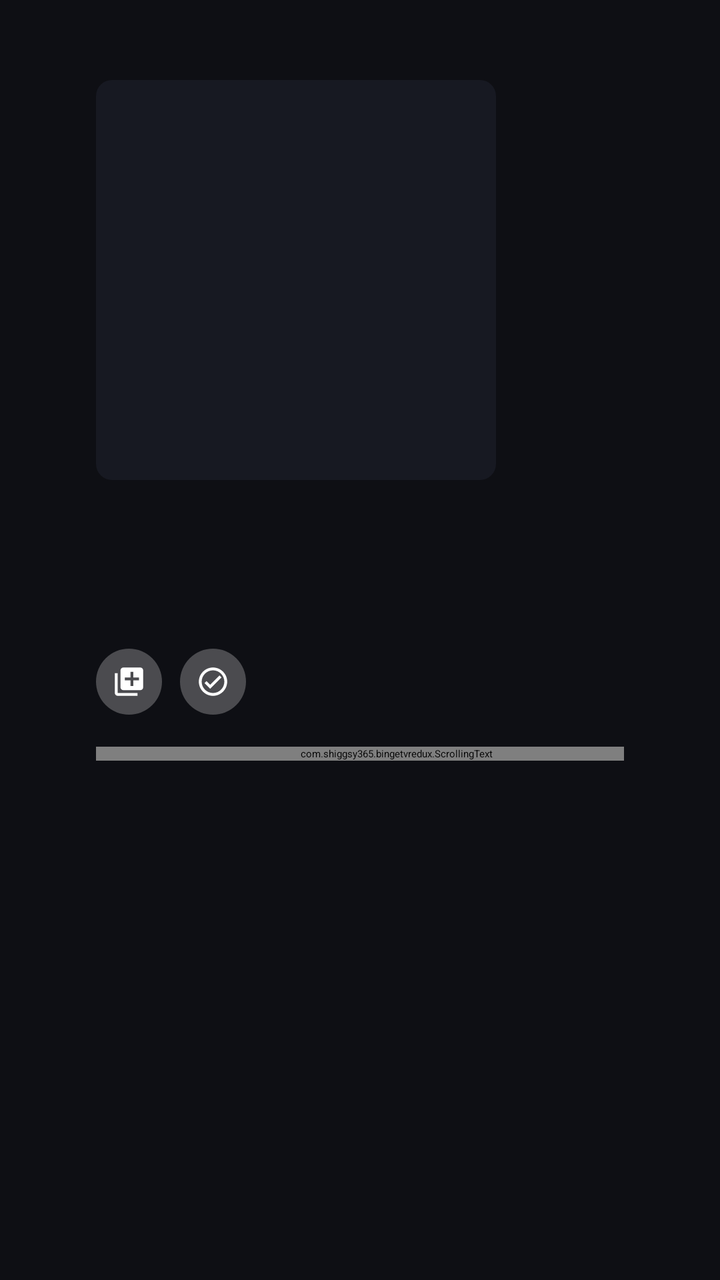
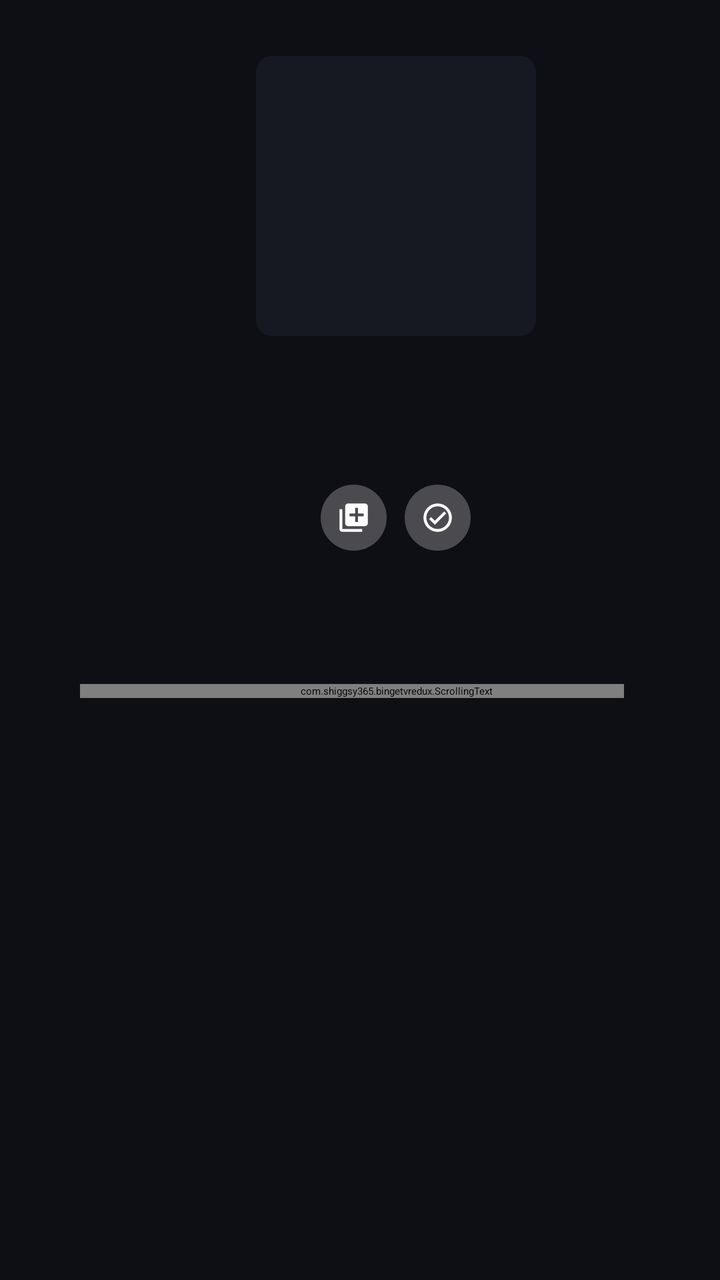

Two renders of the same Android screen: before a commit and after it. Below are the layout's source before the change and the commit's diff.
<!-- AndroidManifest.xml: application theme Theme.Leanback -->
<!-- res/layout/podcast_activity.xml -->
<?xml version="1.0" encoding="utf-8"?>
<FrameLayout xmlns:android="http://schemas.android.com/apk/res/android"
    android:layout_width="match_parent"
    android:layout_height="match_parent"
    android:background="@color/guide_background">

    <ImageView
        android:id="@+id/backdrop"
        android:layout_width="match_parent"
        android:layout_height="match_parent"
        android:alpha="0.25"
        android:importantForAccessibility="no"
        android:scaleType="centerCrop" />

    <LinearLayout
        android:layout_width="match_parent"
        android:layout_height="match_parent"
        android:orientation="horizontal"
        android:paddingStart="@dimen/screen_margin"
        android:paddingTop="40dp"
        android:paddingEnd="@dimen/screen_margin">

        <LinearLayout
            android:layout_width="300dp"
            android:layout_height="match_parent"
            android:orientation="vertical">

            <ImageView
                android:id="@+id/artwork"
                android:layout_width="200dp"
                android:layout_height="200dp"
                android:background="@drawable/card_placeholder"
                android:importantForAccessibility="no"
                android:scaleType="centerCrop" />

            <TextView
                android:id="@+id/title"
                android:layout_width="match_parent"
                android:layout_height="wrap_content"
                android:layout_marginTop="16dp"
                android:ellipsize="end"
                android:fontFamily="sans-serif-medium"
                android:maxLines="2"
                android:textColor="#FFFFFFFF"
                android:textSize="22sp" />

            <TextView
                android:id="@+id/author"
                android:layout_width="match_parent"
                android:layout_height="wrap_content"
                android:layout_marginTop="4dp"
                android:ellipsize="end"
                android:maxLines="1"
                android:textColor="@color/guide_muted"
                android:textSize="14sp" />

            
            <LinearLayout
                android:layout_width="match_parent"
                android:layout_height="33dp"
                android:layout_marginTop="16dp"
                android:gravity="center_vertical"
                android:orientation="horizontal">

                <ImageView
                    android:id="@+id/subscribe"
                    style="@style/InfoRoundButton"
                    android:layout_marginStart="0dp"
                    android:contentDescription="Subscribe"
                    android:src="@drawable/ic_subscribe" />

                <ImageView
                    android:id="@+id/listened"
                    style="@style/InfoRoundButton"
                    android:contentDescription="Mark all listened"
                    android:src="@drawable/ic_watched" />

                <TextView
                    android:id="@+id/hint"
                    android:layout_width="0dp"
                    android:layout_height="wrap_content"
                    android:layout_marginStart="14dp"
                    android:layout_weight="1"
                    android:ellipsize="end"
                    android:singleLine="true"
                    android:textColor="#FFB4B4B4"
                    android:textSize="14sp" />
            </LinearLayout>

            <com.shiggsy365.bingetvredux.ScrollingText
                android:id="@+id/notes"
                android:layout_width="match_parent"
                android:layout_height="wrap_content"
                android:layout_marginTop="16dp"
                android:ellipsize="end"
                android:lineSpacingExtra="1dp"
                android:maxLines="8"
                android:textColor="@color/guide_text"
                android:textSize="13sp" />
        </LinearLayout>

        <LinearLayout
            android:layout_width="0dp"
            android:layout_height="match_parent"
            android:layout_marginStart="40dp"
            android:layout_weight="1"
            android:orientation="vertical">

            <TextView
                android:id="@+id/status"
                android:layout_width="wrap_content"
                android:layout_height="wrap_content"
                android:text="Loading…"
                android:textColor="@color/guide_muted"
                android:textSize="14sp" />

            <androidx.leanback.widget.VerticalGridView
                android:id="@+id/episodes"
                android:layout_width="match_parent"
                android:layout_height="match_parent"
                android:layout_marginTop="8dp"
                android:clipToPadding="false"
                android:paddingBottom="40dp" />
        </LinearLayout>
    </LinearLayout>
</FrameLayout>
<!-- resources referenced by this layout -->
<resources>
  <color name="guide_background">#FF0E0F14</color>
  <color name="guide_muted">#FF8D90A0</color>
  <color name="guide_text">#FFECEDF3</color>
  <dimen name="screen_margin">48dp</dimen>
  <!-- drawable card_placeholder (drawable) -->
  <?xml version="1.0" encoding="utf-8"?>
  <shape xmlns:android="http://schemas.android.com/apk/res/android" android:shape="rectangle">
      <corners android:radius="8dp" />
      <solid android:color="@color/guide_panel" />
  </shape>
  <!-- drawable ic_subscribe (drawable) -->
  <?xml version="1.0" encoding="utf-8"?>
  <vector xmlns:android="http://schemas.android.com/apk/res/android"
      android:width="24dp"
      android:height="24dp"
      android:viewportWidth="24"
      android:viewportHeight="24">
      <path
          android:fillColor="#FFFFFFFF"
          android:pathData="M4,6H2v14c0,1.1 0.9,2 2,2h14v-2H4V6zM20,2H8c-1.1,0 -2,0.9 -2,2v12c0,1.1 0.9,2 2,2h12c1.1,0 2,-0.9 2,-2V4c0,-1.1 -0.9,-2 -2,-2zM19,11h-4v4h-2v-4H9V9h4V5h2v4h4v2z" />
  </vector>
  <!-- drawable ic_watched (drawable) -->
  <?xml version="1.0" encoding="utf-8"?>
  <vector xmlns:android="http://schemas.android.com/apk/res/android"
      android:width="24dp"
      android:height="24dp"
      android:viewportWidth="24"
      android:viewportHeight="24">
      <path
          android:fillColor="#FFFFFFFF"
          android:pathData="M12,2C6.48,2 2,6.48 2,12s4.48,10 10,10 10,-4.48 10,-10S17.52,2 12,2zM12,20c-4.41,0 -8,-3.59 -8,-8s3.59,-8 8,-8 8,3.59 8,8 -3.59,8 -8,8zM16.59,7.58L10,14.17l-2.59,-2.58L6,13l4,4 8,-8z" />
  </vector>
  <style name="InfoRoundButton" parent="">
          <item name="android:layout_width">33dp</item>
          <item name="android:layout_height">33dp</item>
          <item name="android:layout_marginStart">9dp</item>
          <item name="android:background">@drawable/info_round</item>
          <item name="android:focusable">true</item>
          <item name="android:padding">8dp</item>
          <item name="android:scaleType">fitCenter</item>
      </style>
  <color name="guide_panel">#FF171922</color>
  <!-- drawable info_round (drawable) -->
  <?xml version="1.0" encoding="utf-8"?>
  <selector xmlns:android="http://schemas.android.com/apk/res/android">
      <item android:state_focused="true">
          <shape android:shape="oval">
              <solid android:color="@color/guide_accent" />
          </shape>
      </item>
      <item>
          <shape android:shape="oval">
              <solid android:color="#40FFFFFF" />
          </shape>
      </item>
  </selector>
  <color name="guide_accent">#FFE31E2D</color>
</resources>

<!-- the commit's change to res/layout/podcast_activity.xml (unified diff, before → after) -->
@@ -8,27 +8,32 @@
         android:id="@+id/backdrop"
         android:layout_width="match_parent"
         android:layout_height="match_parent"
-        android:alpha="0.25"
         android:importantForAccessibility="no"
         android:scaleType="centerCrop" />
+
+    <View
+        android:layout_width="match_parent"
+        android:layout_height="match_parent"
+        android:background="#D10E0F14" />
 
     <LinearLayout
         android:layout_width="match_parent"
         android:layout_height="match_parent"
         android:orientation="horizontal"
-        android:paddingStart="@dimen/screen_margin"
-        android:paddingTop="40dp"
+        android:paddingStart="40dp"
+        android:paddingTop="28dp"
         android:paddingEnd="@dimen/screen_margin">
 
         <LinearLayout
-            android:layout_width="300dp"
+            android:layout_width="316dp"
             android:layout_height="match_parent"
+            android:gravity="center_horizontal"
             android:orientation="vertical">
 
             <ImageView
                 android:id="@+id/artwork"
-                android:layout_width="200dp"
-                android:layout_height="200dp"
+                android:layout_width="140dp"
+                android:layout_height="140dp"
                 android:background="@drawable/card_placeholder"
                 android:importantForAccessibility="no"
                 android:scaleType="centerCrop" />
@@ -37,9 +42,10 @@
                 android:id="@+id/title"
                 android:layout_width="match_parent"
                 android:layout_height="wrap_content"
-                android:layout_marginTop="16dp"
+                android:layout_marginTop="12dp"
                 android:ellipsize="end"
                 android:fontFamily="sans-serif-medium"
+                android:gravity="center"
                 android:maxLines="2"
                 android:textColor="#FFFFFFFF"
                 android:textSize="22sp" />
@@ -48,17 +54,18 @@
                 android:id="@+id/author"
                 android:layout_width="match_parent"
                 android:layout_height="wrap_content"
-                android:layout_marginTop="4dp"
+                android:layout_marginTop="2dp"
                 android:ellipsize="end"
+                android:gravity="center"
                 android:maxLines="1"
                 android:textColor="@color/guide_muted"
                 android:textSize="14sp" />
 
             
             <LinearLayout
-                android:layout_width="match_parent"
+                android:layout_width="wrap_content"
                 android:layout_height="33dp"
-                android:layout_marginTop="16dp"
+                android:layout_marginTop="12dp"
                 android:gravity="center_vertical"
                 android:orientation="horizontal">
 
@@ -72,30 +79,49 @@
                 <ImageView
                     android:id="@+id/listened"
                     style="@style/InfoRoundButton"
-                    android:contentDescription="Mark all listened"
+                    android:contentDescription="Mark listened"
                     android:src="@drawable/ic_watched" />
-
-                <TextView
-                    android:id="@+id/hint"
-                    android:layout_width="0dp"
-                    android:layout_height="wrap_content"
-                    android:layout_marginStart="14dp"
-                    android:layout_weight="1"
-                    android:ellipsize="end"
-                    android:singleLine="true"
-                    android:textColor="#FFB4B4B4"
-                    android:textSize="14sp" />
             </LinearLayout>
 
+            <TextView
+                android:id="@+id/hint"
+                android:layout_width="match_parent"
+                android:layout_height="20dp"
+                android:layout_marginTop="4dp"
+                android:gravity="center"
+                android:singleLine="true"
+                android:textColor="#FFB4B4B4"
+                android:textSize="14sp" />
+
+            
+            <TextView
+                android:id="@+id/episode_name"
+                android:layout_width="match_parent"
+                android:layout_height="wrap_content"
+                android:layout_marginTop="6dp"
+                android:ellipsize="end"
+                android:gravity="center"
+                android:maxLines="2"
+                android:textColor="#FFFFFFFF"
+                android:textSize="17sp" />
+
+            <LinearLayout
+                android:id="@+id/facts"
+                android:layout_width="wrap_content"
+                android:layout_height="wrap_content"
+                android:layout_marginTop="7dp"
+                android:orientation="horizontal" />
+
+            
             <com.shiggsy365.bingetvredux.ScrollingText
                 android:id="@+id/notes"
                 android:layout_width="match_parent"
                 android:layout_height="wrap_content"
-                android:layout_marginTop="16dp"
+                android:layout_marginTop="7dp"
                 android:ellipsize="end"
                 android:lineSpacingExtra="1dp"
                 android:maxLines="8"
-                android:textColor="@color/guide_text"
+                android:textColor="#FFEEEEEE"
                 android:textSize="13sp" />
         </LinearLayout>
 
<!-- resource entries referenced after the edit -->
@@ -2,7 +2,6 @@
 <resources>
   <color name="guide_background">#FF0E0F14</color>
   <color name="guide_muted">#FF8D90A0</color>
-  <color name="guide_text">#FFECEDF3</color>
   <dimen name="screen_margin">48dp</dimen>
   <!-- drawable card_placeholder (drawable) -->
   <?xml version="1.0" encoding="utf-8"?>
